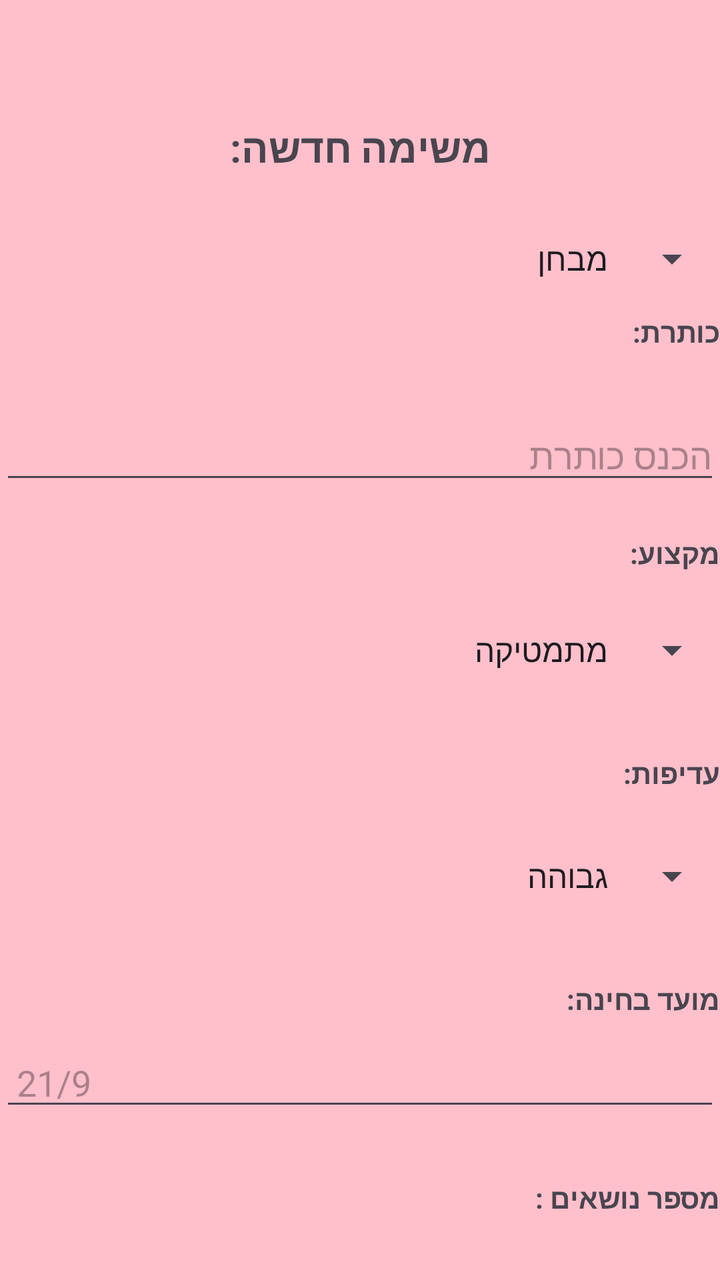
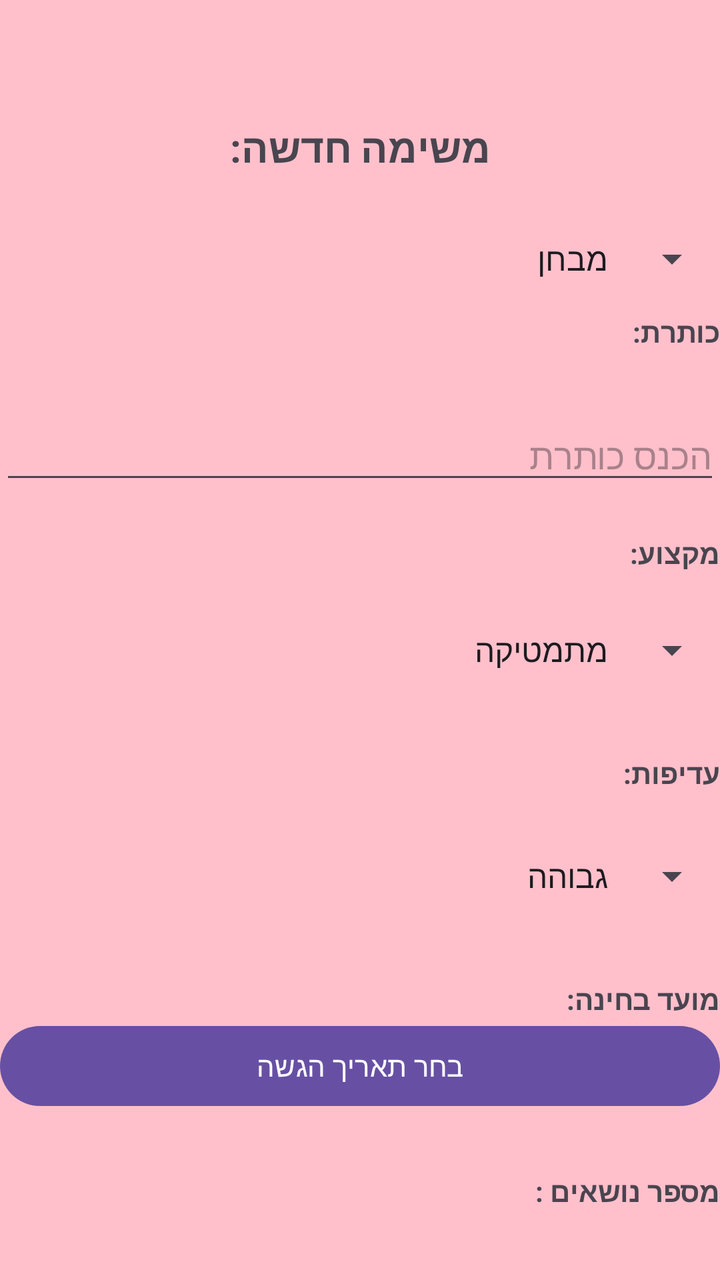

Screens rendered from an Android XML layout before and after an edit, with the pre-edit source and the edit as a unified diff.
<!-- AndroidManifest.xml: application theme Theme.TaskManager -->
<!-- res/layout/activity_add_task.xml -->
<?xml version="1.0" encoding="utf-8"?>
<LinearLayout xmlns:android="http://schemas.android.com/apk/res/android"
    xmlns:tools="http://schemas.android.com/tools"
    android:id="@+id/main"
    android:layout_width="match_parent"
    android:layout_height="match_parent"
    tools:context=".AddTaskActivity"
    android:background="#FFC0CB"
    android:gravity="top|center_horizontal"
    android:paddingTop="50dp"
    android:orientation="vertical">

    <TextView
        android:layout_width="wrap_content"
        android:layout_height="wrap_content"
        android:layout_marginTop="10dp"
        android:textSize="20dp"
        android:textStyle="bold"
        android:id="@+id/headlineTitle"
        android:text="משימה חדשה:"/>

    <Spinner
        android:layout_width="match_parent"
        android:layout_height="wrap_content"
        android:id="@+id/taskType"
        android:entries="@array/taskType"
        android:layout_marginTop="30dp"/>

    <TextView
        android:layout_width="match_parent"
        android:layout_height="wrap_content"
        android:id="@+id/textTitle"
        android:textStyle="bold"
        android:text="כותרת:"
        android:layout_marginTop="15dp"/>
    <EditText
        android:layout_width="match_parent"
        android:layout_height="wrap_content"
        android:id="@+id/title"
        android:inputType="text"
        android:hint="הכנס כותרת "
        android:layout_marginTop="30dp"/>

    <TextView
        android:layout_width="match_parent"
        android:layout_height="wrap_content"
        android:id="@+id/textSubject"
        android:textStyle="bold"
        android:text="מקצוע:"
        android:layout_marginTop="20dp"/>
    <Spinner
        android:layout_width="match_parent"
        android:layout_height="wrap_content"
        android:id="@+id/subject"
        android:entries="@array/subject"
        android:layout_marginTop="27dp"/>

    <TextView
        android:layout_width="match_parent"
        android:layout_height="wrap_content"
        android:id="@+id/textPriority"
        android:textStyle="bold"
        android:text="עדיפות:"
        android:layout_marginTop="40dp"/>
    <Spinner
        android:layout_width="match_parent"
        android:layout_height="wrap_content"
        android:id="@+id/priority"
        android:entries="@array/priority"
        android:layout_marginTop="30dp"/>

    <TextView
        android:layout_width="match_parent"
        android:layout_height="wrap_content"
        android:id="@+id/textDueDate"
        android:textStyle="bold"
        android:text="מועד בחינה:"
        android:layout_marginTop="40dp"/>
    <EditText
        android:layout_width="match_parent"
        android:layout_height="wrap_content"
        android:id="@+id/dueDate"
        android:hint=" 21/9"
        android:layout_marginTop="10dp"
        android:inputType="date"/>


    <TextView
        android:layout_width="match_parent"
        android:layout_height="wrap_content"
        android:id="@+id/textAmount"
        android:textStyle="bold"
        android:text="מספר נושאים :"
        android:layout_marginTop="29dp"/>


    <EditText
        android:layout_width="match_parent"
        android:layout_height="wrap_content"
        android:id="@+id/amount"
        android:hint="למשל, 5"
        android:layout_marginTop="20dp"
        android:inputType="number"/>


    <LinearLayout
        android:layout_width="match_parent"
        android:layout_height="wrap_content"
        android:orientation="horizontal"
        android:layout_marginTop="25dp">

        <Button
            android:id="@+id/cancelButton"
            android:layout_width="0dp"
            android:layout_height="wrap_content"
            android:layout_weight="1"
            android:text="ביטול"
            android:backgroundTint="#DB7093"
            android:layout_marginTop="5dp"/>

        <Button
            android:id="@+id/saveButton"
            android:layout_width="0dp"
            android:layout_height="wrap_content"
            android:layout_weight="1"
            android:text="שמירה"
            android:backgroundTint="#DB7093"
            android:layout_marginTop="5dp"/>

    </LinearLayout>


</LinearLayout>
<!-- resources referenced by this layout -->
<resources>
  <string-array name="priority">
          <item>גבוהה</item>
          <item>בינונית</item>
          <item>נמוכה</item>
      </string-array>
  <string-array name="subject">
          <item>מתמטיקה</item>
          <item>אנגלית</item>
          <item>פיזיקה</item>
          <item>ביולוגיה</item>
          <item>היסטוריה</item>
          <item>מדעי המחשב</item>
      </string-array>
  <string-array name="taskType">
          <item>מבחן</item>
          <item>שיעורי בית</item>
      </string-array>
  <style name="Theme.TaskManager" parent="Base.Theme.TaskManager" />
  <style name="Base.Theme.TaskManager" parent="Theme.Material3.DayNight.NoActionBar">
          
          
      </style>
</resources>

<!-- the commit's change to res/layout/activity_add_task.xml (unified diff, before → after) -->
@@ -76,13 +76,12 @@
         android:textStyle="bold"
         android:text="מועד בחינה:"
         android:layout_marginTop="40dp"/>
-    <EditText
+
+    <Button
+        android:id="@+id/dueDate"
         android:layout_width="match_parent"
         android:layout_height="wrap_content"
-        android:id="@+id/dueDate"
-        android:hint=" 21/9"
-        android:layout_marginTop="10dp"
-        android:inputType="date"/>
+        android:text="בחר תאריך הגשה" />
 
 
     <TextView
